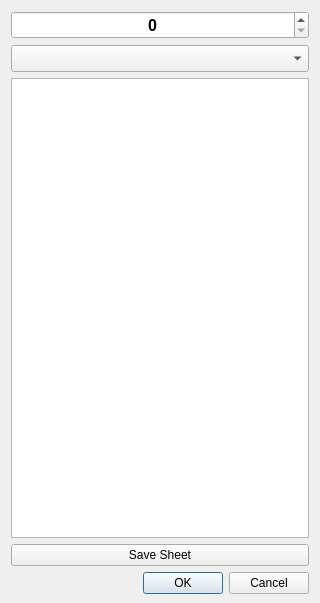
The window that src/jobs/jobeditor/jobpatheditor.ui (gfgit/ModelRailroadTimetablePlanner) describes before a commit, drawn with Qt 5.
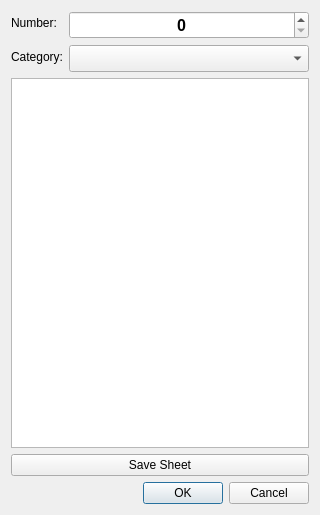
The same window after the commit.

Commit message:
JobPathEditor: add labels for number, category and shift in UI
- Use QFormLayout instead of QVBoxLayout
- Remove not needed includes in header
- Renamed shiftCustomCombo to just shiftCombo

The edit to the form file:
```diff
--- a/src/jobs/jobeditor/jobpatheditor.ui
+++ b/src/jobs/jobeditor/jobpatheditor.ui
@@ -7,17 +7,21 @@
     <x>0</x>
     <y>0</y>
     <width>320</width>
-    <height>603</height>
+    <height>515</height>
    </rect>
   </property>
   <property name="windowTitle">
    <string/>
   </property>
-  <layout class="QVBoxLayout" name="verticalLayout">
-   <property name="bottomMargin">
-    <number>9</number>
-   </property>
-   <item>
+  <layout class="QFormLayout" name="formLayout">
+   <item row="0" column="0">
+    <widget class="QLabel" name="numberLabel">
+     <property name="text">
+      <string>Number:</string>
+     </property>
+    </widget>
+   </item>
+   <item row="0" column="1">
     <widget class="QSpinBox" name="jobIdSpin">
      <property name="font">
       <font>
@@ -34,7 +38,14 @@
      </property>
     </widget>
    </item>
-   <item>
+   <item row="1" column="0">
+    <widget class="QLabel" name="categoryLabel">
+     <property name="text">
+      <string>Category:</string>
+     </property>
+    </widget>
+   </item>
+   <item row="1" column="1">
     <widget class="QComboBox" name="categoryCombo">
      <property name="minimumSize">
       <size>
@@ -49,17 +60,17 @@
      </property>
     </widget>
    </item>
-   <item>
+   <item row="2" column="0" colspan="2">
     <widget class="QListView" name="view"/>
    </item>
-   <item>
+   <item row="3" column="0" colspan="2">
     <widget class="QPushButton" name="sheetBut">
      <property name="text">
       <string>Save Sheet</string>
      </property>
     </widget>
    </item>
-   <item>
+   <item row="4" column="0" colspan="2">
     <widget class="QDialogButtonBox" name="buttonBox">
      <property name="orientation">
       <enum>Qt::Horizontal</enum>
```
The commit also changes 2 other files.
